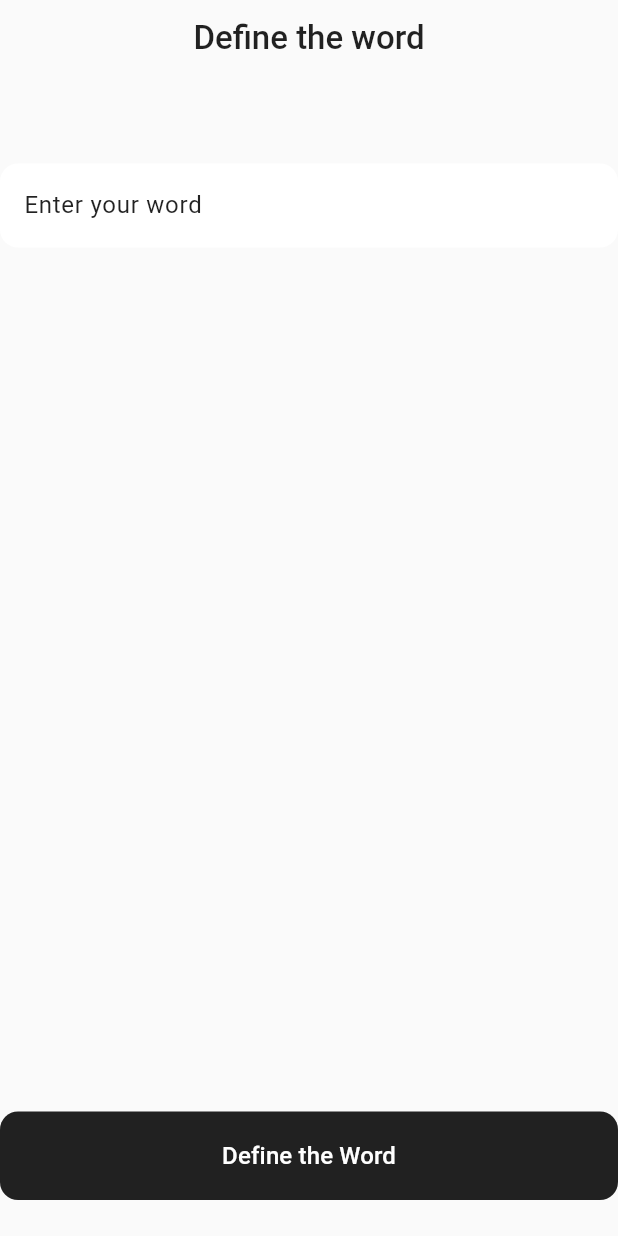
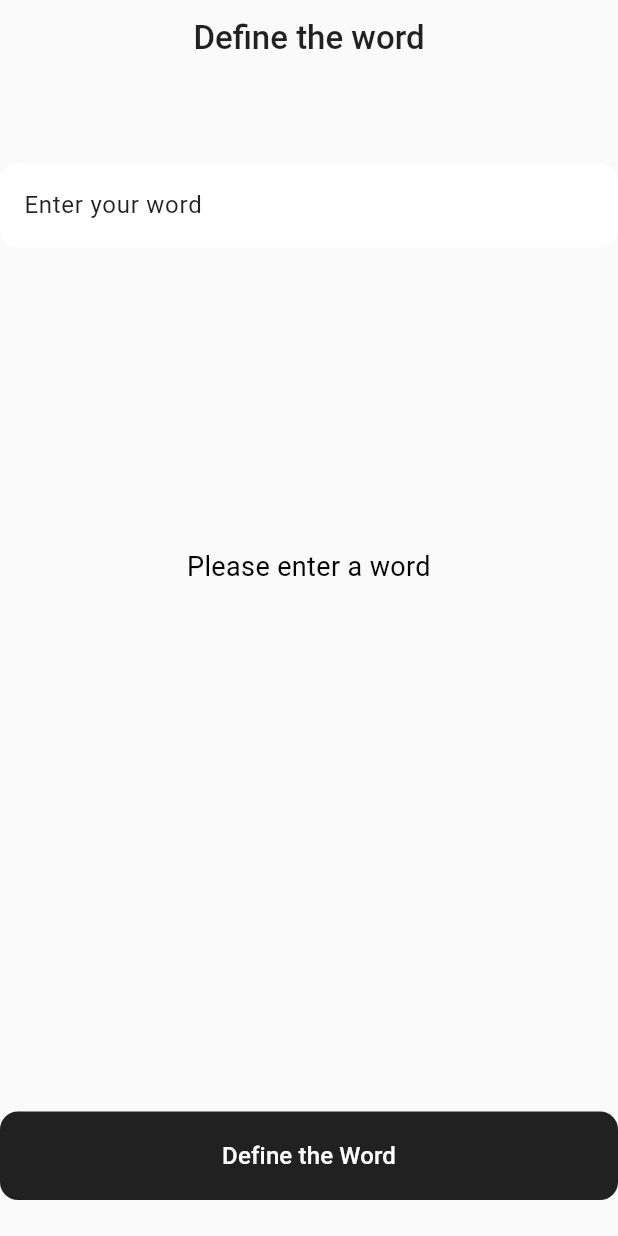
Before and after one commit to Sejanbagani1402/todo-list-app, a Flutter app: the DefineScreen screen opened directly, after a tap on "Define the Word", on a phone screen of 412 x 824 dp. Run offline on Flutter 3.47's test engine with Material 3 defaults, Android fonts, the phone set to English and light mode, and no system bars.

Commit message:
fix: replaced the rapid api with dictionary api, and some folder structure changes

```diff
--- a/lib/todo_list_provider.dart
+++ b/lib/Providers/todo_list_provider.dart
@@ -1,4 +1,4 @@
-import "package:app/todo_item.dart";
+import "package:app/models/todo_item.dart";
 import "package:flutter/material.dart";
 
 class TodoListProvider extends ChangeNotifier {
--- a/lib/define_screen.dart
+++ b/lib/Screens/define_screen.dart
@@ -1,5 +1,6 @@
 import 'package:flutter/material.dart';
 import "package:http/http.dart" as http;
+import '../models/definition.dart';
 import "dart:convert";
 
 class DefineScreen extends StatefulWidget {
@@ -16,41 +17,41 @@ class DefineScreenPage extends State<DefineScreen> {
   Future<void> fetchDefinition() async {
     final word = wordController.text.trim().toLowerCase();
     if (word.isEmpty) {
+      setState(() {
+        wordDefinition = "Please enter a word";
+        isWordDefined = false;
+      });
       return;
     }
-    final url = "https://wordsapiv1.p.rapidapi.com/words/$word/definitions";
+    final url = "https://api.dictionaryapi.dev/api/v2/entries/en/$word";
     setState(() {
       isLoading = true;
       wordDefinition = "";
     });
     try {
-      final response = await http.get(
-        Uri.parse(url),
-        headers: {
-          "X-RapidAPI-Key":
-              "2f66d7d4a6msh51950da60920dc9p1305c6jsnec731631ac52",
-          "X-RapidAPI-Host": "wordsapiv1.p.rapidapi.com",
-        },
-      );
-
+      final response = await http.get(Uri.parse(url));
       if (response.statusCode == 200) {
-        final data = jsonDecode(response.body);
-        final definitions = data['definitions'];
-
-        if (definitions != null && definitions.isNotEmpty) {
-          setState(() {
-            wordDefinition = definitions[0]['definition'];
-            isWordDefined = true;
-          });
-        } else {
-          setState(() {
-            wordDefinition = "No definitions found.";
-            isWordDefined = false;
-          });
-        }
+        final List data = jsonDecode(response.body);
+        final wordData = data[0];
+        final meanings = wordData["meanings"] as List;
+        final List<Definition> definitions = meanings
+            .expand((m) => (m['definitions'] as List))
+            .map((d) => Definition.fromJson(d))
+            .take(2)
+            .toList();
+        final allDefinitions = definitions
+            .map((def) => def.definition)
+            .where((d) => d.isNotEmpty)
+            .join("\n\n");
+        setState(() {
+          wordDefinition = allDefinitions.isNotEmpty
+              ? allDefinitions
+              : "No definition found";
+          isWordDefined = allDefinitions.isNotEmpty;
+        });
       } else {
         setState(() {
-          wordDefinition = "Error: Unable to fetch definition.";
+          wordDefinition = "Error: Word not found on API server.";
           isWordDefined = false;
         });
       }
--- a/lib/main.dart
+++ b/lib/main.dart
@@ -1,8 +1,8 @@
-import 'package:app/define_screen.dart';
+import 'package:app/Screens/define_screen.dart';
 import 'package:flutter/material.dart';
 import 'package:provider/provider.dart';
-import 'add_to_do_screen.dart';
-import 'todo_list_provider.dart';
+import 'Screens/add_to_do_screen.dart';
+import 'Providers/todo_list_provider.dart';
 
 void main() {
   debugProfileBuildsEnabled = true;
--- /dev/null
+++ b/lib/models/definition.dart
@@ -0,0 +1,8 @@
+class Definition {
+  final String definition;
+  Definition({required this.definition});
+
+  factory Definition.fromJson(Map<String, dynamic> json) {
+    return Definition(definition: json['definition'] ?? "");
+  }
+}
```
Also changed, not shown: lib/Screens/add_to_do_screen.dart (renamed from lib/add_to_do_screen.dart), lib/models/todo_item.dart (renamed from lib/todo_item.dart).
